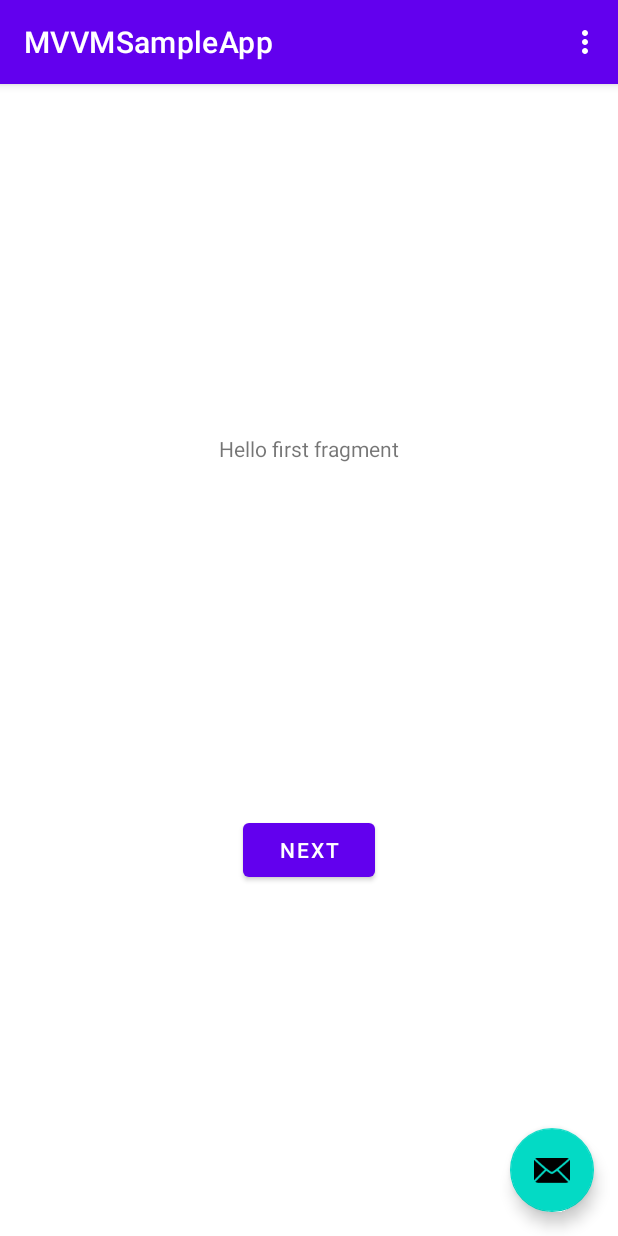
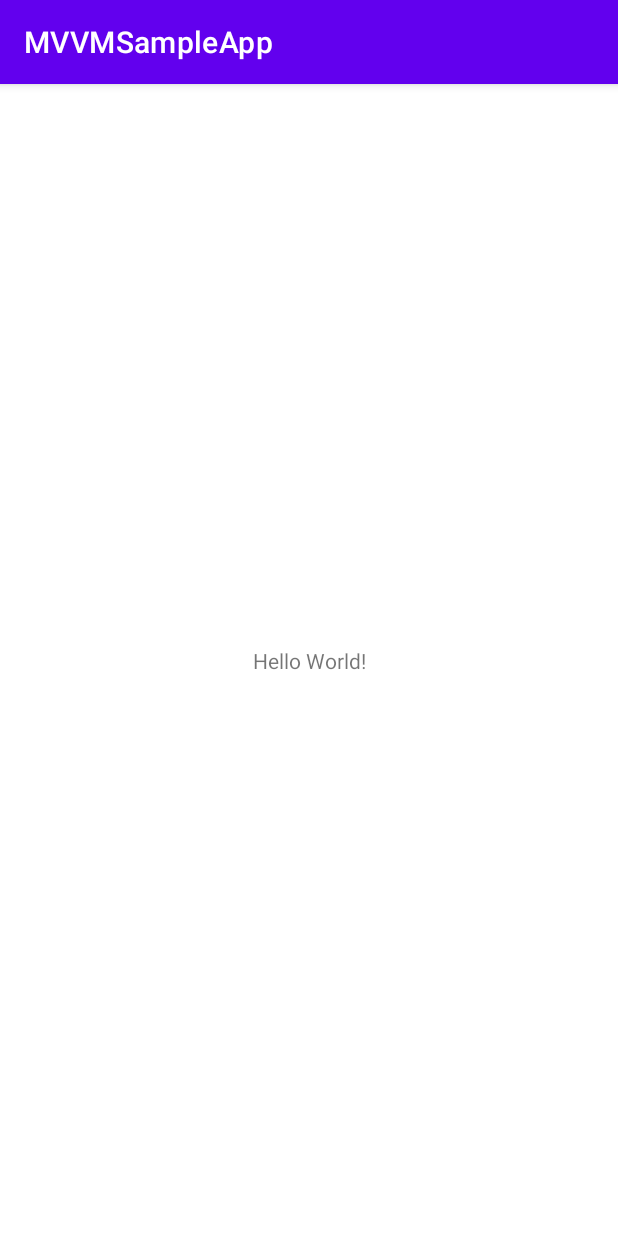
Before and after one commit to mkurom/Kotlin_sampleApp, an Android app: the screen it shows after launch (MainActivity), on a phone screen of 412 x 824 dp. Run offline under Robolectric (Android 15) with nearby library versions, the phone set to English and light mode, and no system bars.

Commit message:
プロジェクト作成しなおし

```diff
--- a/MVVMSampleApp/app/build.gradle
+++ b/MVVMSampleApp/app/build.gradle
@@ -39,8 +39,6 @@ dependencies {
     implementation 'androidx.appcompat:appcompat:1.3.0'
     implementation 'com.google.android.material:material:1.4.0'
     implementation 'androidx.constraintlayout:constraintlayout:2.1.2'
-    implementation 'androidx.navigation:navigation-fragment-ktx:2.2.2'
-    implementation 'androidx.navigation:navigation-ui-ktx:2.2.2'
     testImplementation 'junit:junit:4.+'
     androidTestImplementation 'androidx.test.ext:junit:1.1.3'
     androidTestImplementation 'androidx.test.espresso:espresso-core:3.4.0'
--- a/MVVMSampleApp/app/src/main/AndroidManifest.xml
+++ b/MVVMSampleApp/app/src/main/AndroidManifest.xml
@@ -9,10 +9,7 @@
         android:roundIcon="@mipmap/ic_launcher_round"
         android:supportsRtl="true"
         android:theme="@style/Theme.MVVMSampleApp">
-        <activity
-            android:name=".MainActivity"
-            android:label="@string/app_name"
-            android:theme="@style/Theme.MVVMSampleApp.NoActionBar">
+        <activity android:name=".MainActivity">
             <intent-filter>
                 <action android:name="android.intent.action.MAIN" />
 
--- a/MVVMSampleApp/app/src/main/java/com/example/mvvmsampleapp/FirstFragment.kt
+++ /dev/null
@@ -1,31 +0,0 @@
-package com.example.mvvmsampleapp
-
-import android.os.Bundle
-import androidx.fragment.app.Fragment
-import android.view.LayoutInflater
-import android.view.View
-import android.view.ViewGroup
-import android.widget.Button
-import androidx.navigation.fragment.findNavController
-
-/**
- * A simple [Fragment] subclass as the default destination in the navigation.
- */
-class FirstFragment : Fragment() {
-
-    override fun onCreateView(
-            inflater: LayoutInflater, container: ViewGroup?,
-            savedInstanceState: Bundle?
-    ): View? {
-        // Inflate the layout for this fragment
-        return inflater.inflate(R.layout.fragment_first, container, false)
-    }
-
-    override fun onViewCreated(view: View, savedInstanceState: Bundle?) {
-        super.onViewCreated(view, savedInstanceState)
-
-        view.findViewById<Button>(R.id.button_first).setOnClickListener {
-            findNavController().navigate(R.id.action_FirstFragment_to_SecondFragment)
-        }
-    }
-}
--- a/MVVMSampleApp/app/src/main/java/com/example/mvvmsampleapp/MainActivity.kt
+++ b/MVVMSampleApp/app/src/main/java/com/example/mvvmsampleapp/MainActivity.kt
@@ -1,38 +1,11 @@
 package com.example.mvvmsampleapp
 
+import androidx.appcompat.app.AppCompatActivity
 import android.os.Bundle
-import com.google.android.material.floatingactionbutton.FloatingActionButton
-import com.google.android.material.snackbar.Snackbar
-import androidx.appcompat.app.AppCompatActivity
-import android.view.Menu
-import android.view.MenuItem
 
 class MainActivity : AppCompatActivity() {
-
     override fun onCreate(savedInstanceState: Bundle?) {
         super.onCreate(savedInstanceState)
         setContentView(R.layout.activity_main)
-        setSupportActionBar(findViewById(R.id.toolbar))
-
-        findViewById<FloatingActionButton>(R.id.fab).setOnClickListener { view ->
-            Snackbar.make(view, "Replace with your own action", Snackbar.LENGTH_LONG)
-                    .setAction("Action", null).show()
-        }
-    }
-
-    override fun onCreateOptionsMenu(menu: Menu): Boolean {
-        // Inflate the menu; this adds items to the action bar if it is present.
-        menuInflater.inflate(R.menu.menu_main, menu)
-        return true
-    }
-
-    override fun onOptionsItemSelected(item: MenuItem): Boolean {
-        // Handle action bar item clicks here. The action bar will
-        // automatically handle clicks on the Home/Up button, so long
-        // as you specify a parent activity in AndroidManifest.xml.
-        return when (item.itemId) {
-            R.id.action_settings -> true
-            else -> super.onOptionsItemSelected(item)
-        }
     }
 }
--- a/MVVMSampleApp/app/src/main/java/com/example/mvvmsampleapp/SecondFragment.kt
+++ /dev/null
@@ -1,31 +0,0 @@
-package com.example.mvvmsampleapp
-
-import android.os.Bundle
-import androidx.fragment.app.Fragment
-import android.view.LayoutInflater
-import android.view.View
-import android.view.ViewGroup
-import android.widget.Button
-import androidx.navigation.fragment.findNavController
-
-/**
- * A simple [Fragment] subclass as the second destination in the navigation.
- */
-class SecondFragment : Fragment() {
-
-    override fun onCreateView(
-            inflater: LayoutInflater, container: ViewGroup?,
-            savedInstanceState: Bundle?
-    ): View? {
-        // Inflate the layout for this fragment
-        return inflater.inflate(R.layout.fragment_second, container, false)
-    }
-
-    override fun onViewCreated(view: View, savedInstanceState: Bundle?) {
-        super.onViewCreated(view, savedInstanceState)
-
-        view.findViewById<Button>(R.id.button_second).setOnClickListener {
-            findNavController().navigate(R.id.action_SecondFragment_to_FirstFragment)
-        }
-    }
-}
--- a/MVVMSampleApp/app/src/main/res/layout/activity_main.xml
+++ b/MVVMSampleApp/app/src/main/res/layout/activity_main.xml
@@ -1,33 +1,18 @@
 <?xml version="1.0" encoding="utf-8"?>
-<androidx.coordinatorlayout.widget.CoordinatorLayout xmlns:android="http://schemas.android.com/apk/res/android"
+<androidx.constraintlayout.widget.ConstraintLayout xmlns:android="http://schemas.android.com/apk/res/android"
     xmlns:app="http://schemas.android.com/apk/res-auto"
     xmlns:tools="http://schemas.android.com/tools"
     android:layout_width="match_parent"
     android:layout_height="match_parent"
     tools:context=".MainActivity">
 
-    <com.google.android.material.appbar.AppBarLayout
-        android:layout_width="match_parent"
-        android:layout_height="wrap_content"
-        android:theme="@style/Theme.MVVMSampleApp.AppBarOverlay">
-
-        <androidx.appcompat.widget.Toolbar
-            android:id="@+id/toolbar"
-            android:layout_width="match_parent"
-            android:layout_height="?attr/actionBarSize"
-            android:background="?attr/colorPrimary"
-            app:popupTheme="@style/Theme.MVVMSampleApp.PopupOverlay" />
-
-    </com.google.android.material.appbar.AppBarLayout>
-
-    <include layout="@layout/content_main" />
-
-    <com.google.android.material.floatingactionbutton.FloatingActionButton
-        android:id="@+id/fab"
+    <TextView
         android:layout_width="wrap_content"
         android:layout_height="wrap_content"
-        android:layout_gravity="bottom|end"
-        android:layout_margin="@dimen/fab_margin"
-        app:srcCompat="@android:drawable/ic_dialog_email" />
+        android:text="Hello World!"
+        app:layout_constraintBottom_toBottomOf="parent"
+        app:layout_constraintLeft_toLeftOf="parent"
+        app:layout_constraintRight_toRightOf="parent"
+        app:layout_constraintTop_toTopOf="parent" />
 
-</androidx.coordinatorlayout.widget.CoordinatorLayout>
+</androidx.constraintlayout.widget.ConstraintLayout>
--- a/MVVMSampleApp/app/src/main/res/layout/content_main.xml
+++ /dev/null
@@ -1,19 +0,0 @@
-<?xml version="1.0" encoding="utf-8"?>
-<androidx.constraintlayout.widget.ConstraintLayout xmlns:android="http://schemas.android.com/apk/res/android"
-    xmlns:app="http://schemas.android.com/apk/res-auto"
-    android:layout_width="match_parent"
-    android:layout_height="match_parent"
-    app:layout_behavior="@string/appbar_scrolling_view_behavior">
-
-    <fragment
-        android:id="@+id/nav_host_fragment"
-        android:name="androidx.navigation.fragment.NavHostFragment"
-        android:layout_width="0dp"
-        android:layout_height="0dp"
-        app:defaultNavHost="true"
-        app:layout_constraintBottom_toBottomOf="parent"
-        app:layout_constraintLeft_toLeftOf="parent"
-        app:layout_constraintRight_toRightOf="parent"
-        app:layout_constraintTop_toTopOf="parent"
-        app:navGraph="@navigation/nav_graph" />
-</androidx.constraintlayout.widget.ConstraintLayout>
--- a/MVVMSampleApp/app/src/main/res/layout/fragment_first.xml
+++ /dev/null
@@ -1,28 +0,0 @@
-<?xml version="1.0" encoding="utf-8"?>
-<androidx.constraintlayout.widget.ConstraintLayout xmlns:android="http://schemas.android.com/apk/res/android"
-    xmlns:app="http://schemas.android.com/apk/res-auto"
-    xmlns:tools="http://schemas.android.com/tools"
-    android:layout_width="match_parent"
-    android:layout_height="match_parent"
-    tools:context=".FirstFragment">
-
-    <TextView
-        android:id="@+id/textview_first"
-        android:layout_width="wrap_content"
-        android:layout_height="wrap_content"
-        android:text="@string/hello_first_fragment"
-        app:layout_constraintBottom_toTopOf="@id/button_first"
-        app:layout_constraintEnd_toEndOf="parent"
-        app:layout_constraintStart_toStartOf="parent"
-        app:layout_constraintTop_toTopOf="parent" />
-
-    <Button
-        android:id="@+id/button_first"
-        android:layout_width="wrap_content"
-        android:layout_height="wrap_content"
-        android:text="@string/next"
-        app:layout_constraintBottom_toBottomOf="parent"
-        app:layout_constraintEnd_toEndOf="parent"
-        app:layout_constraintStart_toStartOf="parent"
-        app:layout_constraintTop_toBottomOf="@id/textview_first" />
-</androidx.constraintlayout.widget.ConstraintLayout>
--- a/MVVMSampleApp/app/src/main/res/layout/fragment_second.xml
+++ /dev/null
@@ -1,27 +0,0 @@
-<?xml version="1.0" encoding="utf-8"?>
-<androidx.constraintlayout.widget.ConstraintLayout xmlns:android="http://schemas.android.com/apk/res/android"
-    xmlns:app="http://schemas.android.com/apk/res-auto"
-    xmlns:tools="http://schemas.android.com/tools"
-    android:layout_width="match_parent"
-    android:layout_height="match_parent"
-    tools:context=".SecondFragment">
-
-    <TextView
-        android:id="@+id/textview_second"
-        android:layout_width="wrap_content"
-        android:layout_height="wrap_content"
-        app:layout_constraintBottom_toTopOf="@id/button_second"
-        app:layout_constraintEnd_toEndOf="parent"
-        app:layout_constraintStart_toStartOf="parent"
-        app:layout_constraintTop_toTopOf="parent" />
-
-    <Button
-        android:id="@+id/button_second"
-        android:layout_width="wrap_content"
-        android:layout_height="wrap_content"
-        android:text="@string/previous"
-        app:layout_constraintBottom_toBottomOf="parent"
-        app:layout_constraintEnd_toEndOf="parent"
-        app:layout_constraintStart_toStartOf="parent"
-        app:layout_constraintTop_toBottomOf="@id/textview_second" />
-</androidx.constraintlayout.widget.ConstraintLayout>
--- a/MVVMSampleApp/app/src/main/res/menu/menu_main.xml
+++ /dev/null
@@ -1,10 +0,0 @@
-<menu xmlns:android="http://schemas.android.com/apk/res/android"
-    xmlns:app="http://schemas.android.com/apk/res-auto"
-    xmlns:tools="http://schemas.android.com/tools"
-    tools:context="com.example.mvvmsampleapp.MainActivity">
-    <item
-        android:id="@+id/action_settings"
-        android:orderInCategory="100"
-        android:title="@string/action_settings"
-        app:showAsAction="never" />
-</menu>
--- a/MVVMSampleApp/app/src/main/res/navigation/nav_graph.xml
+++ /dev/null
@@ -1,28 +0,0 @@
-<?xml version="1.0" encoding="utf-8"?>
-<navigation xmlns:android="http://schemas.android.com/apk/res/android"
-    xmlns:app="http://schemas.android.com/apk/res-auto"
-    xmlns:tools="http://schemas.android.com/tools"
-    android:id="@+id/nav_graph"
-    app:startDestination="@id/FirstFragment">
-
-    <fragment
-        android:id="@+id/FirstFragment"
-        android:name="com.example.mvvmsampleapp.FirstFragment"
-        android:label="@string/first_fragment_label"
-        tools:layout="@layout/fragment_first">
-
-        <action
-            android:id="@+id/action_FirstFragment_to_SecondFragment"
-            app:destination="@id/SecondFragment" />
-    </fragment>
-    <fragment
-        android:id="@+id/SecondFragment"
-        android:name="com.example.mvvmsampleapp.SecondFragment"
-        android:label="@string/second_fragment_label"
-        tools:layout="@layout/fragment_second">
-
-        <action
-            android:id="@+id/action_SecondFragment_to_FirstFragment"
-            app:destination="@id/FirstFragment" />
-    </fragment>
-</navigation>
--- a/MVVMSampleApp/app/src/main/res/values/dimens.xml
+++ /dev/null
@@ -1,3 +0,0 @@
-<resources>
-    <dimen name="fab_margin">16dp</dimen>
-</resources>
--- a/MVVMSampleApp/app/src/main/res/values/strings.xml
+++ b/MVVMSampleApp/app/src/main/res/values/strings.xml
@@ -1,12 +1,3 @@
 <resources>
     <string name="app_name">MVVMSampleApp</string>
-    <string name="action_settings">Settings</string>
-    <!-- Strings used for fragments for navigation -->
-    <string name="first_fragment_label">First Fragment</string>
-    <string name="second_fragment_label">Second Fragment</string>
-    <string name="next">Next</string>
-    <string name="previous">Previous</string>
-
-    <string name="hello_first_fragment">Hello first fragment</string>
-    <string name="hello_second_fragment">Hello second fragment. Arg: %1$s</string>
 </resources>
--- a/MVVMSampleApp/app/src/main/res/values/themes.xml
+++ b/MVVMSampleApp/app/src/main/res/values/themes.xml
@@ -13,13 +13,4 @@
         <item name="android:statusBarColor" tools:targetApi="l">?attr/colorPrimaryVariant</item>
         <!-- Customize your theme here. -->
     </style>
-
-    <style name="Theme.MVVMSampleApp.NoActionBar">
-        <item name="windowActionBar">false</item>
-        <item name="windowNoTitle">true</item>
-    </style>
-
-    <style name="Theme.MVVMSampleApp.AppBarOverlay" parent="ThemeOverlay.AppCompat.Dark.ActionBar" />
-
-    <style name="Theme.MVVMSampleApp.PopupOverlay" parent="ThemeOverlay.AppCompat.Light" />
 </resources>
```
Also changed, not shown: MVVMSampleApp/gradle/wrapper/gradle-wrapper.properties.
